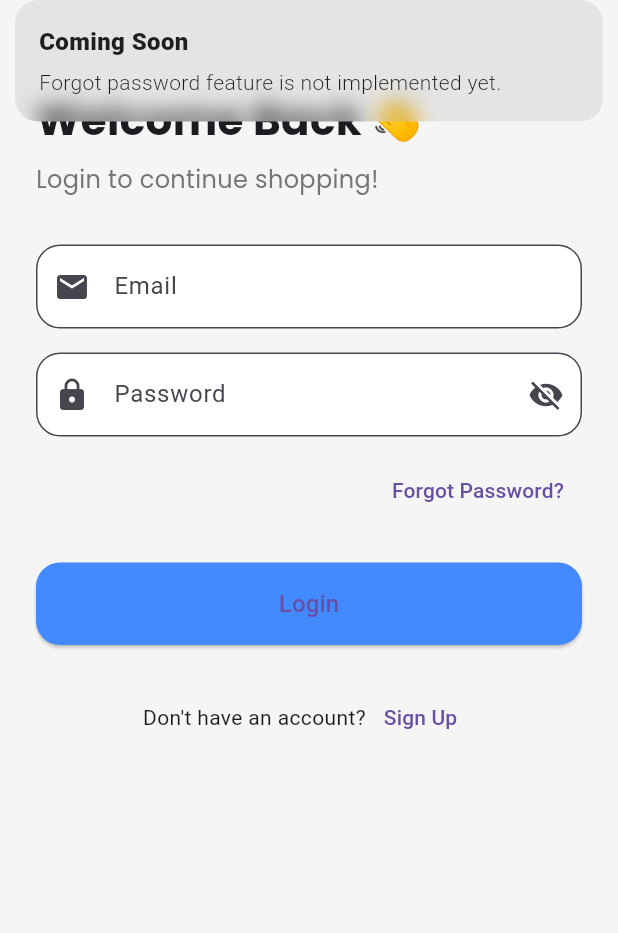
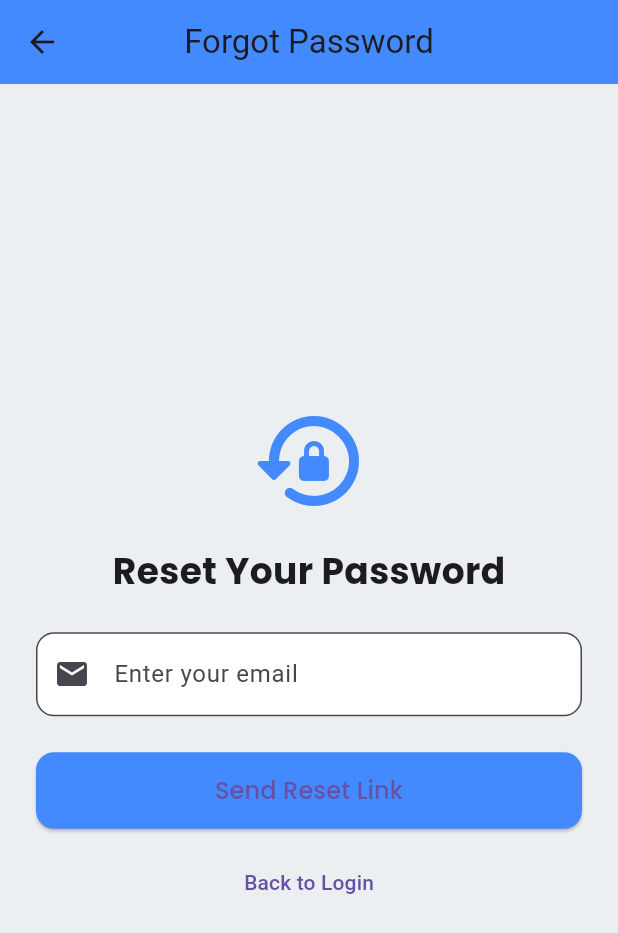
Before and after one commit to Dragorrik/e_commerce_app, a Flutter app: the screen it shows after launch, after a tap on "Forgot Password?", on a phone screen of 412 x 824 dp. Shown: the top 933 px of the screen. Run offline on Flutter 3.47's test engine with Material 3 defaults, Android fonts, the phone set to English and light mode, and no system bars; our stand-ins replace firebase_auth, firebase_core, get, google_fonts; accounts and stored records are empty; network calls fail.

Commit message:
Forgot password function implemented

```diff
--- /dev/null
+++ b/lib/app/modules/forgotPassword/bindings/forgot_password_binding.dart
@@ -0,0 +1,12 @@
+import 'package:get/get.dart';
+
+import '../controllers/forgot_password_controller.dart';
+
+class ForgotPasswordBinding extends Bindings {
+  @override
+  void dependencies() {
+    Get.lazyPut<ForgotPasswordController>(
+      () => ForgotPasswordController(),
+    );
+  }
+}
--- /dev/null
+++ b/lib/app/modules/forgotPassword/views/forgot_password_view.dart
@@ -0,0 +1,81 @@
+import 'package:flutter/material.dart';
+import 'package:get/get.dart';
+import 'package:google_fonts/google_fonts.dart';
+import '../controllers/forgot_password_controller.dart';
+
+class ForgotPasswordView extends GetView<ForgotPasswordController> {
+  final TextEditingController emailController = TextEditingController();
+
+  ForgotPasswordView({super.key});
+
+  @override
+  Widget build(BuildContext context) {
+    return Scaffold(
+      backgroundColor: Colors.blueGrey.shade50,
+      appBar: AppBar(
+        title: const Text("Forgot Password"),
+        centerTitle: true,
+        backgroundColor: Colors.blueAccent,
+      ),
+      body: Center(
+        child: SingleChildScrollView(
+          padding: const EdgeInsets.all(24),
+          child: Column(
+            crossAxisAlignment: CrossAxisAlignment.center,
+            children: [
+              const Icon(Icons.lock_reset_rounded,
+                  size: 80, color: Colors.blueAccent),
+              const SizedBox(height: 16),
+              Text(
+                "Reset Your Password",
+                style: GoogleFonts.poppins(
+                    fontSize: 24, fontWeight: FontWeight.bold),
+              ),
+              const SizedBox(height: 24),
+              TextField(
+                controller: emailController,
+                keyboardType: TextInputType.emailAddress,
+                decoration: InputDecoration(
+                  labelText: "Enter your email",
+                  prefixIcon: const Icon(Icons.email),
+                  border: OutlineInputBorder(
+                      borderRadius: BorderRadius.circular(12)),
+                  filled: true,
+                  fillColor: Colors.white,
+                ),
+              ),
+              const SizedBox(height: 24),
+              SizedBox(
+                width: double.infinity,
+                child: ElevatedButton(
+                  onPressed: () {
+                    final email = emailController.text.trim();
+                    if (email.isNotEmpty) {
+                      controller.resetPassword(email);
+                    } else {
+                      Get.snackbar('Error', 'Please enter an email address');
+                    }
+                  },
+                  style: ElevatedButton.styleFrom(
+                    padding: const EdgeInsets.symmetric(vertical: 14),
+                    backgroundColor: Colors.blueAccent,
+                    shape: RoundedRectangleBorder(
+                      borderRadius: BorderRadius.circular(12),
+                    ),
+                  ),
+                  child: Text("Send Reset Link",
+                      style: GoogleFonts.poppins(fontSize: 16)),
+                ),
+              ),
+              const SizedBox(height: 12),
+              TextButton(
+                onPressed: () => Get.back(),
+                child: const Text("Back to Login"),
+              )
+            ],
+          ),
+        ),
+      ),
+    );
+  }
+}
--- a/lib/app/modules/login/views/login_view.dart
+++ b/lib/app/modules/login/views/login_view.dart
@@ -79,8 +79,7 @@ class LoginView extends StatelessWidget {
               alignment: Alignment.centerRight,
               child: TextButton(
                 onPressed: () {
-                  Get.snackbar("Coming Soon",
-                      "Forgot password feature is not implemented yet.");
+                  Get.toNamed('/forgot-password');
                 },
                 child: const Text("Forgot Password?"),
               ),
--- a/lib/app/modules/product_list/controllers/product_list_controller.dart
+++ b/lib/app/modules/product_list/controllers/product_list_controller.dart
@@ -12,7 +12,7 @@ class ProductListController extends GetxController {
   var selectedSort = 'Price: Low to High'.obs;
   final RxSet<int> favoriteIds = <int>{}.obs;
   RxList<Product> allProducts = <Product>[].obs;
-  LoginController loginController = Get.find<LoginController>();
+  LoginController loginController = Get.put(LoginController());
 
   final ProductRepository repository = ProductRepository(ProductProvider());
 
--- a/lib/app/routes/app_routes.dart
+++ b/lib/app/routes/app_routes.dart
@@ -8,6 +8,7 @@ abstract class Routes {
   static const PRODUCT_DETAILS = _Paths.PRODUCT_DETAILS;
   static const LOGIN = _Paths.LOGIN;
   static const REGISTER = _Paths.REGISTER;
+  static const FORGOT_PASSWORD = _Paths.FORGOT_PASSWORD;
 }
 
 abstract class _Paths {
@@ -17,4 +18,5 @@ abstract class _Paths {
   static const PRODUCT_DETAILS = '/product-details';
   static const LOGIN = '/login';
   static const REGISTER = '/register';
+  static const FORGOT_PASSWORD = '/forgot-password';
 }
```
Also changed, not shown: lib/app/modules/forgetPassword/controllers/forget_password_controller.dart (added, +16 -0 lines), lib/app/modules/forgotPassword/controllers/forgot_password_controller.dart (added, +25 -0 lines), lib/app/modules/register/controllers/register_controller.dart (+12 -1 lines), lib/app/routes/app_pages.dart (+7 -0 lines).
